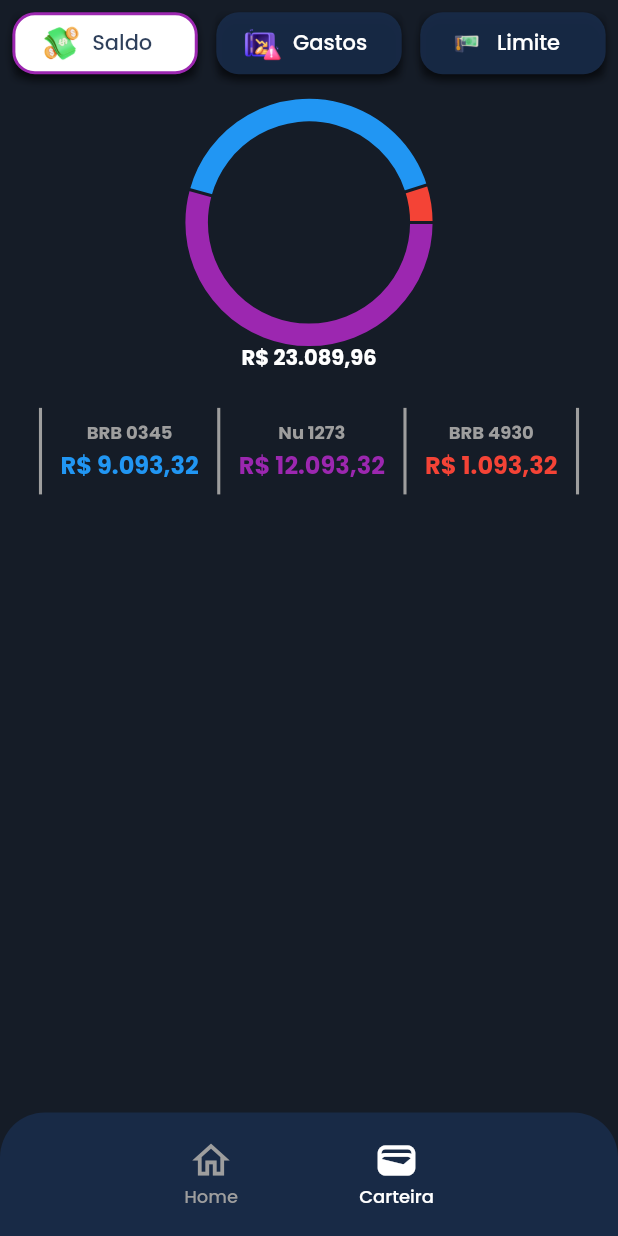
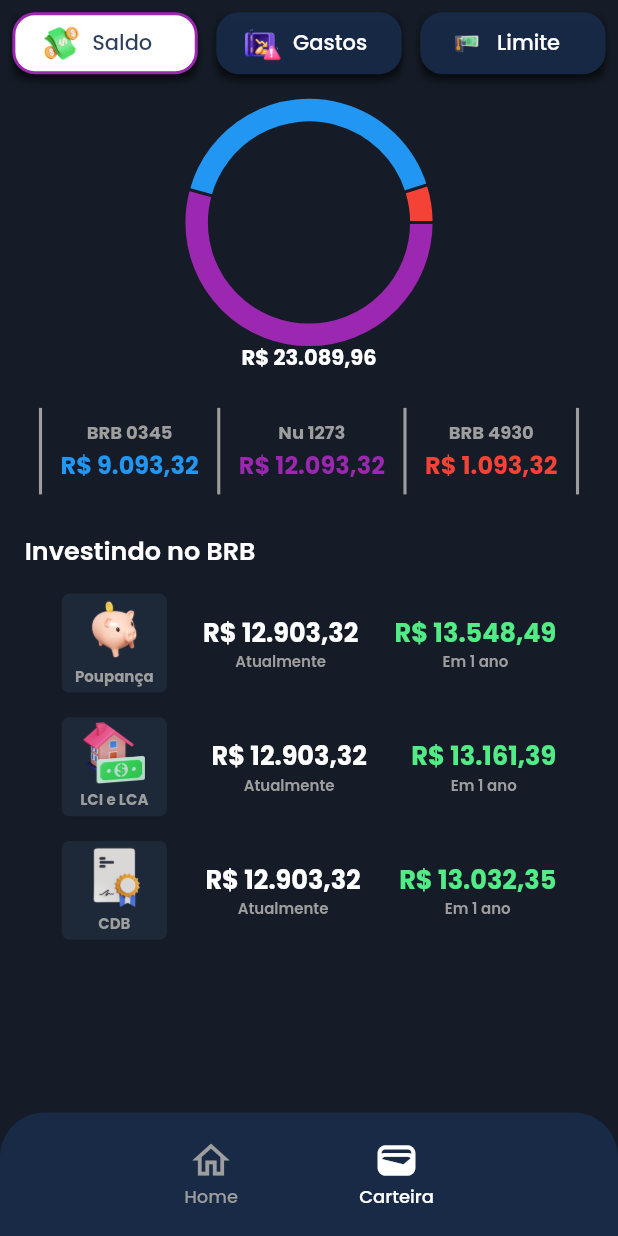
Before and after one commit to VitorLamego/WinX_Banking, a Flutter app: the WalletPage screen opened directly, on a phone screen of 412 x 824 dp. Run offline on Flutter 3.47's test engine with Material 2 defaults, Android fonts, the phone set to English and light mode, and no system bars; drawn by our look-alikes of fl_chart.

Commit message:
feat: adding investment section to wallet page

```diff
--- a/lib/model/account.dart
+++ b/lib/model/account.dart
@@ -4,7 +4,7 @@ class Account {
   final String name;
   final double value;
   final double cardNumber;
-  final double clientName;
+  final String clientName;
   final String expiryDate;
   final bool isCreditCard;
   final double? limit;
--- /dev/null
+++ b/lib/views/wallet/components/investment_card.dart
@@ -0,0 +1,108 @@
+import 'package:flutter/material.dart';
+import 'package:intl/intl.dart';
+
+class InvestmentCard extends StatelessWidget {
+  const InvestmentCard({
+    super.key,
+    required this.investmentImage,
+    required this.investment,
+    required this.actualValue,
+    required this.returnPercentage,
+  });
+
+  final String investmentImage;
+  final String investment;
+  final double actualValue;
+  final double returnPercentage;
+
+  @override
+  Widget build(BuildContext context) {
+    var formatter = NumberFormat('###,###,###.##');
+    Size size = MediaQuery.of(context).size;
+    return Center(
+      child: Container(
+        height: size.height * 0.08,
+        width: size.width * 0.8,
+        margin: EdgeInsets.only(top: size.height * 0.02),
+        child: Row(
+          mainAxisAlignment: MainAxisAlignment.spaceBetween,
+          children: [
+            Column(
+              mainAxisAlignment: MainAxisAlignment.center,
+              children: [
+                Container(
+                  height: size.height * 0.08,
+                  width: size.width * 0.17,
+                  decoration: BoxDecoration(
+                    color: const Color(0XFF1E293A).withOpacity(.9),
+                    borderRadius: BorderRadius.circular(5),
+                  ),
+                  child: Column(
+                    mainAxisAlignment: MainAxisAlignment.spaceEvenly,
+                    children: [
+                      Container(
+                        height: size.height * 0.05,
+                        decoration: BoxDecoration(
+                          image: DecorationImage(
+                            image: AssetImage(
+                                "assets/images/wallet/$investmentImage"),
+                          ),
+                        ),
+                      ),
+                      Text(
+                        investment,
+                        style: const TextStyle(
+                            color: Colors.grey,
+                            fontSize: 10,
+                            fontWeight: FontWeight.w700),
+                      )
+                    ],
+                  ),
+                )
+              ],
+            ),
+            Column(
+              mainAxisAlignment: MainAxisAlignment.center,
+              children: [
+                Text(
+                  "R\$ ${formatter.format(actualValue).replaceAll(".", ',').replaceFirst(",", '.')}",
+                  style: const TextStyle(
+                      color: Colors.white,
+                      fontWeight: FontWeight.bold,
+                      fontSize: 17),
+                ),
+                const Text(
+                  "Atualmente",
+                  style: TextStyle(
+                      color: Colors.grey,
+                      fontWeight: FontWeight.w600,
+                      fontSize: 10),
+                )
+              ],
+            ),
+            Column(
+              mainAxisAlignment: MainAxisAlignment.center,
+              children: [
+                Text(
+                  "R\$ ${formatter.format((actualValue * (1 + returnPercentage))).replaceAll(".", ',').replaceFirst(",", '.')}",
+                  style: const TextStyle(
+                      color: Color(0XFF52EC86),
+                      fontWeight: FontWeight.bold,
+                      fontSize: 17),
+                ),
+                const Text(
+                  "Em 1 ano",
+                  style: TextStyle(
+                    color: Colors.grey,
+                    fontWeight: FontWeight.w600,
+                    fontSize: 10,
+                  ),
+                )
+              ],
+            ),
+          ],
+        ),
+      ),
+    );
+  }
+}
--- a/lib/views/wallet/wallet.dart
+++ b/lib/views/wallet/wallet.dart
@@ -2,6 +2,7 @@ import 'package:fl_chart/fl_chart.dart';
 import 'package:flutter/material.dart';
 import 'package:statz_banking/components/navbar.dart';
 import 'package:statz_banking/views/wallet/components/chart_button.dart';
+import 'package:statz_banking/views/wallet/components/investment_card.dart';
 import 'package:statz_banking/views/wallet/controller/wallet_controller.dart';
 
 import '../home/components/history_card.dart';
@@ -23,6 +24,7 @@ class _WalletPageState extends State<WalletPage> {
       body: Stack(
         children: [
           Column(
+            crossAxisAlignment: CrossAxisAlignment.start,
             children: [
               SafeArea(
                 child: Container(
@@ -196,9 +198,11 @@ class _WalletPageState extends State<WalletPage> {
               ),
               ValueListenableBuilder(
                 valueListenable: controller.buttonPressed,
-                builder: (context, value, child) => Visibility(
-                  visible: controller.buttonPressed.value != 1,
-                  child: Expanded(
+                builder: (context, value, child) => controller
+                            .buttonPressed.value !=
+                        1
+                    ? Expanded(
+                        child: Center(
                           child: Container(
                             width: size.width * 0.9,
                             margin: EdgeInsets.only(top: size.height * 0.05),
@@ -212,7 +216,8 @@ class _WalletPageState extends State<WalletPage> {
                               child: Column(
                                 children: [
                                   const HistoryCard(
-                                imagePath: "assets/images/home/minibrlogo.png",
+                                    imagePath:
+                                        "assets/images/home/minibrlogo.png",
                                     date: "23/02",
                                     info: "073.092.323-21",
                                     type: "Pix",
@@ -233,7 +238,8 @@ class _WalletPageState extends State<WalletPage> {
                                     value: 1000.00,
                                   ),
                                   const HistoryCard(
-                                imagePath: "assets/images/home/minibrlogo.png",
+                                    imagePath:
+                                        "assets/images/home/minibrlogo.png",
                                     date: "23/02",
                                     info: "073.092.323-21",
                                     type: "Pix",
@@ -251,10 +257,47 @@ class _WalletPageState extends State<WalletPage> {
                                   )
                                 ],
                               ),
-                        )),
+                            ),
                           ),
                         ),
                       )
+                    : Column(
+                        crossAxisAlignment: CrossAxisAlignment.start,
+                        children: [
+                          Container(
+                            margin: EdgeInsets.only(
+                                top: size.height * 0.03,
+                                left: size.width * 0.04),
+                            child: const Text(
+                              "Investindo no BRB",
+                              style: TextStyle(
+                                color: Colors.white,
+                                fontWeight: FontWeight.w600,
+                                fontSize: 17,
+                              ),
+                            ),
+                          ),
+                          const InvestmentCard(
+                            investmentImage: "poupanca.png",
+                            investment: "Poupança",
+                            actualValue: 12903.32,
+                            returnPercentage: 0.05,
+                          ),
+                          const InvestmentCard(
+                            investmentImage: "real-state.png",
+                            investment: "LCI e LCA",
+                            actualValue: 12903.32,
+                            returnPercentage: 0.02,
+                          ),
+                          const InvestmentCard(
+                            investmentImage: "certificate.png",
+                            investment: "CDB",
+                            actualValue: 12903.32,
+                            returnPercentage: 0.01,
+                          ),
+                        ],
+                      ),
+              ),
             ],
           ),
           Container(
--- a/pubspec.yaml
+++ b/pubspec.yaml
@@ -10,6 +10,7 @@ dependencies:
   flutter:
     sdk: flutter
   fl_chart: ^0.61.0
+  intl: ^0.18.0
 
 dev_dependencies:
   flutter_test:
```
Also changed, not shown: assets/images/wallet/certificate.png (added), assets/images/wallet/poupanca.png (added), assets/images/wallet/real-state.png (added), pubspec.lock. Lines whose indentation alone changed are shown as unchanged.
